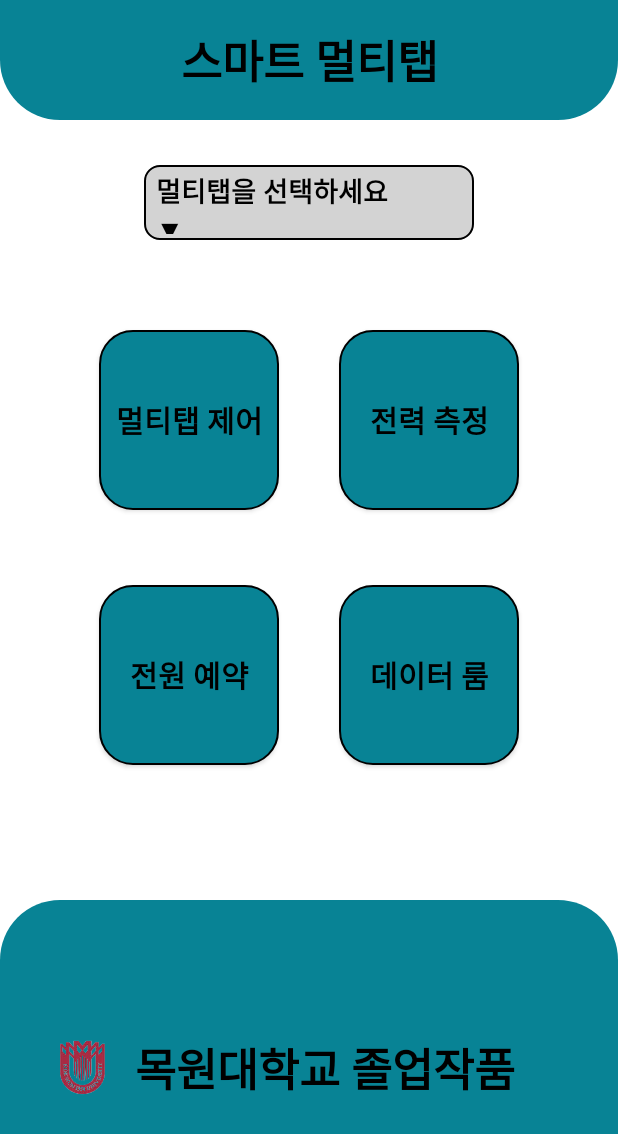
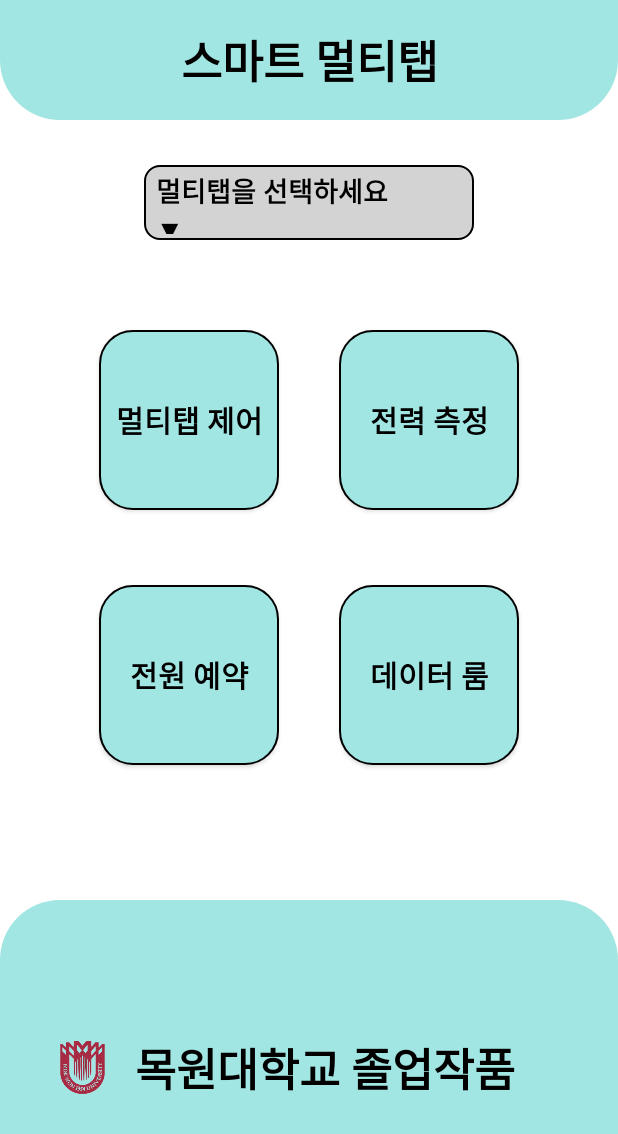
Before and after one commit to htshot/androidProject, an Android app: the MainActivity2 screen opened directly, with no data from a screen before it, on a phone screen of 412 x 824 dp. Shown: the top 1134 px of the screen. Run offline under Robolectric (Android 15) with nearby library versions, the phone set to English and light mode, and no system bars.

Commit message:
color change

```diff
--- a/app/src/main/res/drawable/bottom_round.xml
+++ b/app/src/main/res/drawable/bottom_round.xml
@@ -1,7 +1,7 @@
 <?xml version="1.0" encoding="utf-8"?>
 <shape xmlns:android="http://schemas.android.com/apk/res/android">
     <solid
-        android:color="#088395"
+        android:color="#A1E6E3"
         />
 
     <corners
--- a/app/src/main/res/drawable/header_round.xml
+++ b/app/src/main/res/drawable/header_round.xml
@@ -1,7 +1,7 @@
 <?xml version="1.0" encoding="utf-8"?>
 <shape xmlns:android="http://schemas.android.com/apk/res/android">
     <solid
-        android:color="#088395"
+        android:color="#A1E6E3"
         />
     <corners
         android:topLeftRadius="0dp"
--- a/app/src/main/res/drawable/mainbt_round.xml
+++ b/app/src/main/res/drawable/mainbt_round.xml
@@ -1,7 +1,7 @@
 <?xml version="1.0" encoding="utf-8"?>
 <shape xmlns:android="http://schemas.android.com/apk/res/android">
     <solid
-        android:color="#088395"
+        android:color="#A1E6E3"
         />
 
     <stroke
```
